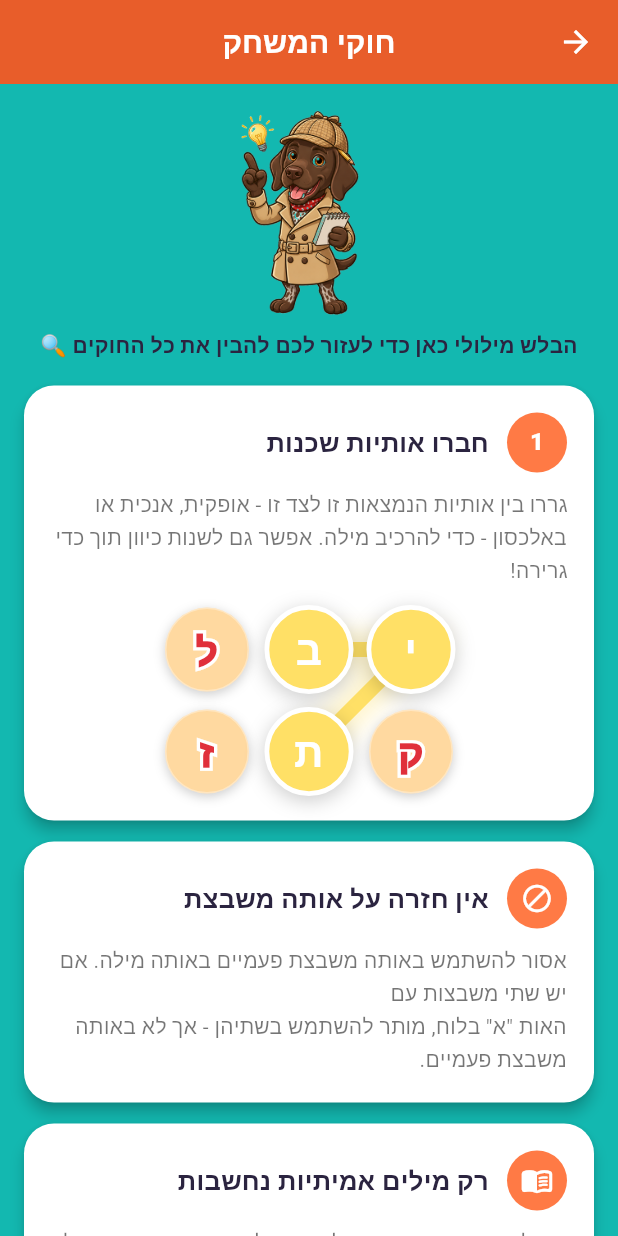
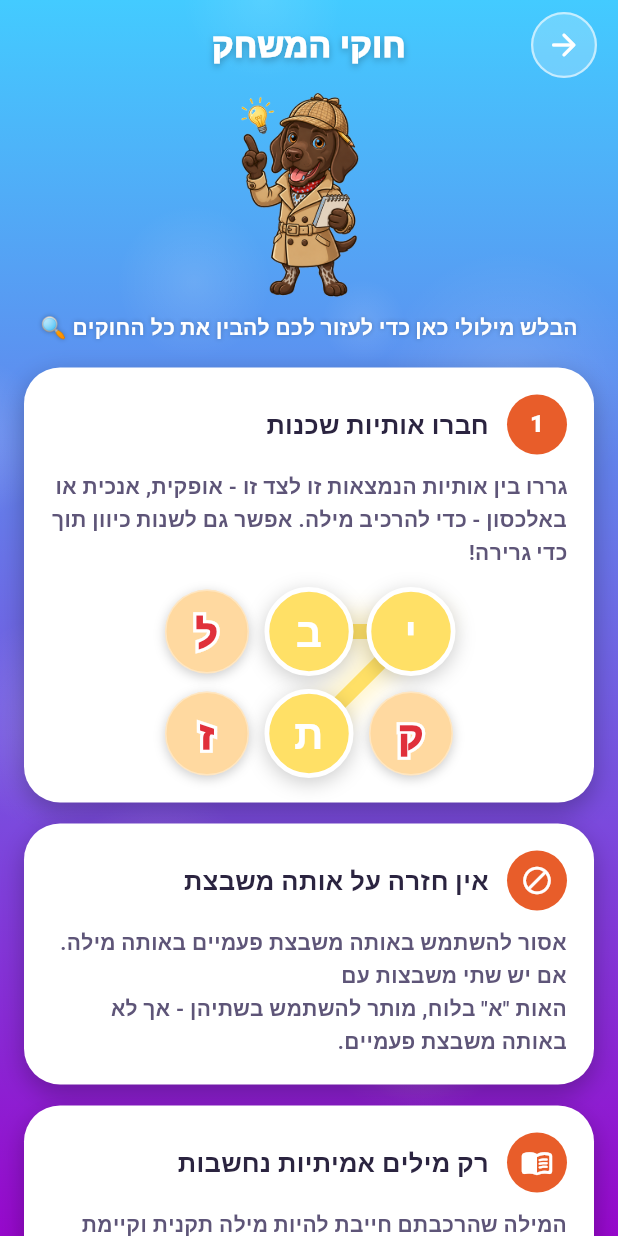
Before and after one commit to roni5604/WordboxGame, a Flutter app: the RulesScreen screen opened by its route, on a phone screen of 412 x 824 dp. Run offline on Flutter 3.47's test engine with Material 3 defaults, Android fonts, the phone set to English and light mode, and no system bars; drawn by our look-alikes of flutter_animate; our stand-ins replace audioplayers, cloud_firestore, confetti, equatable, firebase_auth, firebase_core and 12 more; missing offline and left inert: app_tracking_transparency, dart:js_interop, flutter_facebook_auth; accounts and stored records are empty; network calls fail; Roboto replaces fonts that are missing (Heebo).

Commit message:
חוקי המשחק בעיצוב החדש
Co-Authored-By: Claude Opus 5.5 <noreply@anthropic.com>
Claude-Session: https://claude.ai/code/session_01Hf8gDPX21EhCwwjZCmxVgQ

```diff
--- a/lib/features/rules/rules_screen.dart
+++ b/lib/features/rules/rules_screen.dart
@@ -3,6 +3,7 @@ import 'package:flutter_animate/flutter_animate.dart';
 import 'package:go_router/go_router.dart';
 
 import '../../core/theme/app_colors.dart';
+import '../../core/ui/game_backdrop.dart';
 import '../onboarding/widgets/mini_grid_demo.dart';
 
 /// מסך "חוקי המשחק" - הסבר חוקי המשחק המלאים עם תצוגה ויזואלית ואיורים
@@ -12,15 +13,15 @@ class RulesScreen extends StatelessWidget {
 
   @override
   Widget build(BuildContext context) {
-    return Scaffold(
-      appBar: AppBar(
-        title: const Text('חוקי המשחק'),
-        backgroundColor: AppColors.primaryDark,
-        leading: BackButton(onPressed: () => context.pop()),
+    return GameScaffold(
+      colors: AppColors.gradientForWorldIndex(1),
+      header: GameHeader(
+        title: 'חוקי המשחק',
+        onBack: () => context.canPop() ? context.pop() : context.go('/home'),
       ),
-      backgroundColor: AppColors.background,
       body: ListView(
-        padding: const EdgeInsets.fromLTRB(16, 16, 16, 32),
+        physics: const BouncingScrollPhysics(),
+        padding: EdgeInsets.fromLTRB(16, 0, 16, context.safeBottom(min: 24, extra: 24)),
         children: [
           Center(
             child: Column(
@@ -33,7 +34,11 @@ class RulesScreen extends StatelessWidget {
                 const Text(
                   'הבלש מילולי כאן כדי לעזור לכם להבין את כל החוקים 🔍',
                   textAlign: TextAlign.center,
-                  style: TextStyle(fontWeight: FontWeight.w700, color: AppColors.textDark),
+                  style: TextStyle(
+                    fontWeight: FontWeight.w800,
+                    color: Colors.white,
+                    shadows: [Shadow(color: Colors.black26, blurRadius: 4)],
+                  ),
                 ),
               ],
             ),
@@ -143,8 +148,13 @@ class _RuleCard extends StatelessWidget {
 
   @override
   Widget build(BuildContext context) {
-    return Card(
+    return Container(
       margin: const EdgeInsets.only(bottom: 14),
+      decoration: BoxDecoration(
+        color: Colors.white,
+        borderRadius: BorderRadius.circular(24),
+        boxShadow: const [BoxShadow(color: Colors.black26, blurRadius: 14, offset: Offset(0, 6))],
+      ),
       child: Padding(
         padding: const EdgeInsets.all(18),
         child: Column(
@@ -154,7 +164,7 @@ class _RuleCard extends StatelessWidget {
               children: [
                 CircleAvatar(
                   radius: 20,
-                  backgroundColor: AppColors.primary,
+                  backgroundColor: AppColors.primaryDark,
                   child: icon != null
                       ? Icon(icon, color: Colors.white, size: 22)
                       : Text('${index + 1}',
@@ -168,7 +178,10 @@ class _RuleCard extends StatelessWidget {
               ],
             ),
             const SizedBox(height: 10),
-            Text(description, style: const TextStyle(color: Colors.black54, height: 1.5)),
+            Text(
+              description,
+              style: const TextStyle(color: Color(0xFF5E5578), height: 1.5, fontWeight: FontWeight.w600),
+            ),
             if (demo != null) ...[
               const SizedBox(height: 14),
               demo!,
```
